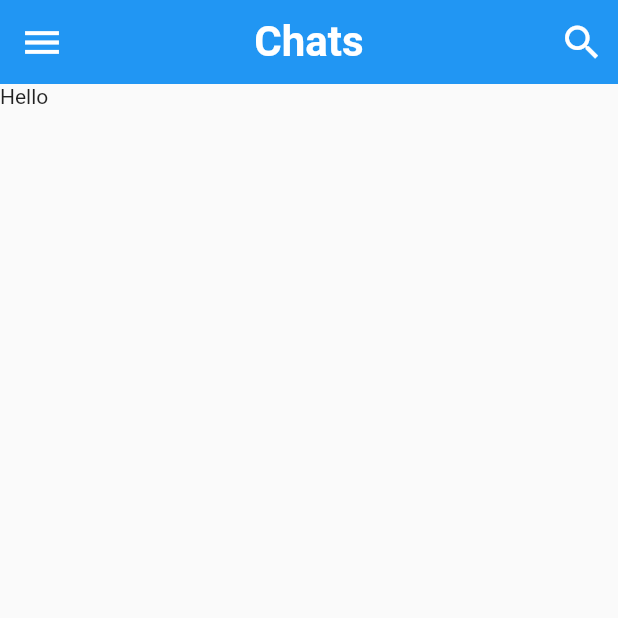
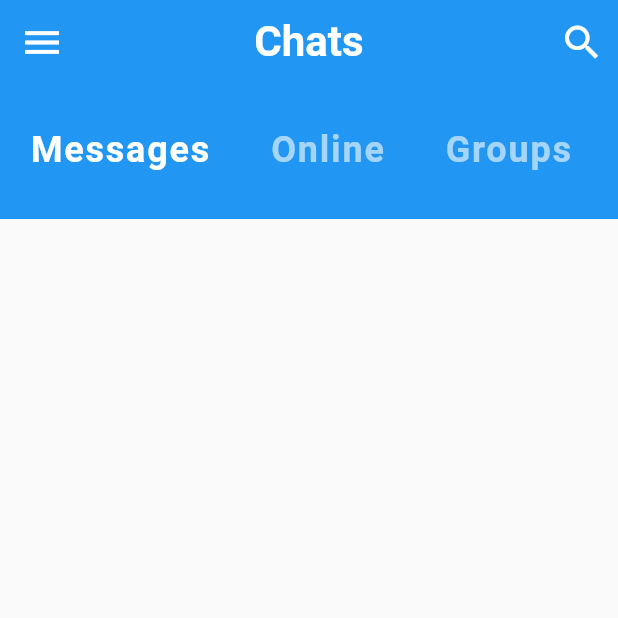
Before and after one commit to Qubits-01/fp-chatter, a Flutter app: the screen it shows after launch, on a phone screen of 412 x 824 dp, the top half of it. Run offline on Flutter 3.47's test engine with Material 2 defaults, Android fonts, the phone set to English and light mode, and no system bars.

Commit message:
Add Categories Selector Widget

```diff
--- a/lib/main.dart
+++ b/lib/main.dart
@@ -1,5 +1,5 @@
 import 'package:flutter/material.dart';
-import 'screens/home_screen.dart';
+import './screens/home_screen.dart';
 
 void main() => runApp(const MyApp());
 
--- a/lib/screens/home_screen.dart
+++ b/lib/screens/home_screen.dart
@@ -1,4 +1,6 @@
 import 'package:flutter/material.dart';
+
+import './../widgets/category_selector.dart';
 
 class HomeScreen extends StatefulWidget {
   const HomeScreen({Key? key}) : super(key: key);
@@ -36,8 +38,10 @@ class _HomeScreenState extends State<HomeScreen> {
         centerTitle: true,
         elevation: 0.0,
       ),
-      body: Text(
-        'Hello',
+      body: Column(
+        children: <Widget>[
+          CategorySelector(),
+        ],
       ),
     );
   }
--- /dev/null
+++ b/lib/widgets/category_selector.dart
@@ -0,0 +1,49 @@
+import 'package:flutter/material.dart';
+
+class CategorySelector extends StatefulWidget {
+  const CategorySelector({Key? key}) : super(key: key);
+
+  @override
+  _CategorySelectorState createState() => _CategorySelectorState();
+}
+
+class _CategorySelectorState extends State<CategorySelector> {
+  int selectedIndex = 0;
+  final List<String> categories = ['Messages', 'Online', 'Groups', 'Requests'];
+
+  @override
+  Widget build(BuildContext context) {
+    return Container(
+      height: 90.0,
+      color: Theme.of(context).primaryColor,
+      child: ListView.builder(
+        scrollDirection: Axis.horizontal,
+        itemCount: categories.length,
+        itemBuilder: (BuildContext context, int index) {
+          return GestureDetector(
+            onTap: () {
+              setState(() {
+                selectedIndex = index;
+              });
+            },
+            child: Padding(
+              padding: const EdgeInsets.symmetric(
+                horizontal: 20.0,
+                vertical: 30.0,
+              ),
+              child: Text(
+                categories[index],
+                style: TextStyle(
+                  color: index == selectedIndex ? Colors.white : Colors.white60,
+                  fontSize: 24.0,
+                  fontWeight: FontWeight.bold,
+                  letterSpacing: 1.2,
+                ),
+              ),
+            ),
+          );
+        },
+      ),
+    );
+  }
+}
```
